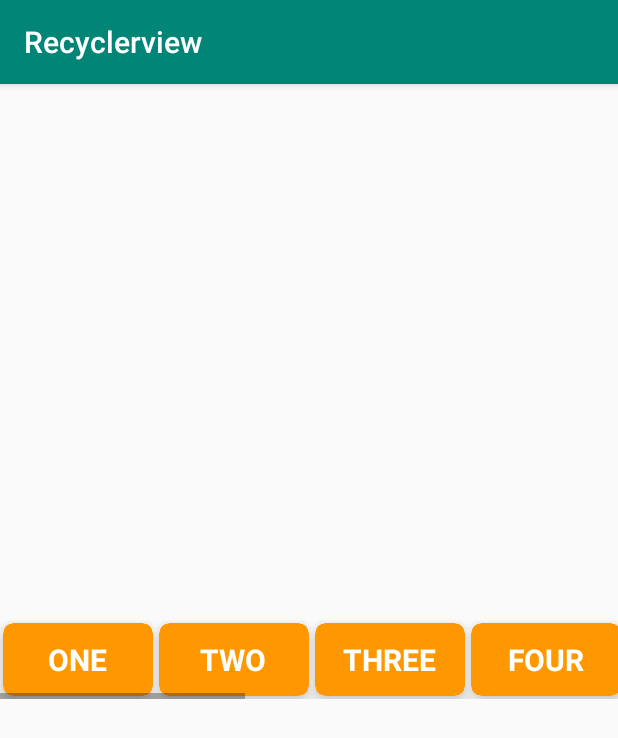
After one commit to faramarzaf/RecyclerViewPack, an Android app: the HorizontalActivity screen opened directly, with no data from a screen before it, on a phone screen of 412 x 824 dp. The commit adds this screen. Shown: the top 738 px of the screen. Run offline under Robolectric (Android 15) with nearby library versions, the phone set to English and light mode, and no system bars.

Commit message:
horizontal recycler added

```diff
--- a/app/src/main/AndroidManifest.xml
+++ b/app/src/main/AndroidManifest.xml
@@ -3,8 +3,7 @@
     xmlns:tools="http://schemas.android.com/tools"
     package="com.faramarz.tictacdev.recyclerview">
 
-    <uses-permission android:name="android.permission.INTERNET"/>
-
+    <uses-permission android:name="android.permission.INTERNET" />
 
     <application
         android:allowBackup="true"
@@ -14,13 +13,8 @@
         android:supportsRtl="true"
         android:theme="@style/AppTheme"
         tools:ignore="GoogleAppIndexingWarning">
-
-
-
-
-
-
-        <activity android:name=".image_recycler.ImageRecycler"></activity>
+        <activity android:name=".horizontal_recycler.HorizontalActivity"></activity>
+        <activity android:name=".image_recycler.ImageRecycler" />
         <activity android:name=".simple_recycler.SimpleRecycler" />
         <activity android:name=".MainActivity">
             <intent-filter>
--- a/app/src/main/java/com/faramarz/tictacdev/recyclerview/MainActivity.java
+++ b/app/src/main/java/com/faramarz/tictacdev/recyclerview/MainActivity.java
@@ -7,12 +7,13 @@ import android.os.Bundle;
 import android.view.View;
 import android.widget.Button;
 
+import com.faramarz.tictacdev.recyclerview.horizontal_recycler.HorizontalActivity;
 import com.faramarz.tictacdev.recyclerview.image_recycler.ImageRecycler;
 import com.faramarz.tictacdev.recyclerview.simple_recycler.SimpleRecycler;
 
 public class MainActivity extends AppCompatActivity implements View.OnClickListener {
 
-    Button btnSimple, btnWithImage , btnHorizontal;
+    Button btnSimple, btnWithImage, btnHorizontal;
 
     @Override
     protected void onCreate(Bundle savedInstanceState) {
@@ -20,9 +21,10 @@ public class MainActivity extends AppCompatActivity implements View.OnClickListe
         setContentView(R.layout.activity_main);
         btnSimple = findViewById(R.id.btnSimple);
         btnWithImage = findViewById(R.id.btnWithImage);
+        btnHorizontal = findViewById(R.id.btnHorizontal);
         btnSimple.setOnClickListener(this);
         btnWithImage.setOnClickListener(this);
-
+        btnHorizontal.setOnClickListener(this);
     }
 
 
@@ -36,6 +38,9 @@ public class MainActivity extends AppCompatActivity implements View.OnClickListe
             case R.id.btnWithImage:
                 startActivity(new Intent(MainActivity.this, ImageRecycler.class));
                 break;
+            case R.id.btnHorizontal:
+                startActivity(new Intent(MainActivity.this, HorizontalActivity.class));
+                break;
         }
     }
 
--- /dev/null
+++ b/app/src/main/java/com/faramarz/tictacdev/recyclerview/horizontal_recycler/HorizontalActivity.java
@@ -0,0 +1,95 @@
+package com.faramarz.tictacdev.recyclerview.horizontal_recycler;
+
+import androidx.appcompat.app.AppCompatActivity;
+import androidx.recyclerview.widget.LinearLayoutManager;
+import androidx.recyclerview.widget.RecyclerView;
+
+import android.os.Bundle;
+import android.view.GestureDetector;
+import android.view.MotionEvent;
+import android.view.View;
+import android.widget.Toast;
+
+import com.faramarz.tictacdev.recyclerview.R;
+
+import java.util.ArrayList;
+
+public class HorizontalActivity extends AppCompatActivity {
+
+    RecyclerView recyclerView;
+    ArrayList<String> Number;
+    RecyclerView.LayoutManager RecyclerViewLayoutManager;
+    RecyclerViewAdapter RecyclerViewHorizontalAdapter;
+    LinearLayoutManager HorizontalLayout;
+    View ChildView;
+    int RecyclerViewItemPosition;
+
+    @Override
+    protected void onCreate(Bundle savedInstanceState) {
+        super.onCreate(savedInstanceState);
+        setContentView(R.layout.activity_horizontal);
+        recyclerView = findViewById(R.id.recyclerview1);
+
+        RecyclerViewLayoutManager = new LinearLayoutManager(getApplicationContext());
+        recyclerView.setLayoutManager(RecyclerViewLayoutManager);
+
+        // Adding items to RecyclerView.
+        AddItemsToRecyclerViewArrayList();
+        RecyclerViewHorizontalAdapter = new RecyclerViewAdapter(Number);
+        HorizontalLayout = new LinearLayoutManager(HorizontalActivity.this, LinearLayoutManager.HORIZONTAL, false);
+        recyclerView.setLayoutManager(HorizontalLayout);
+        recyclerView.setAdapter(RecyclerViewHorizontalAdapter);
+
+        // Adding on item click listener to RecyclerView.
+        recyclerView.addOnItemTouchListener(new RecyclerView.OnItemTouchListener() {
+            GestureDetector gestureDetector = new GestureDetector(HorizontalActivity.this, new GestureDetector.SimpleOnGestureListener() {
+                @Override
+                public boolean onSingleTapUp(MotionEvent motionEvent) {
+                    return true;
+                }
+            });
+
+            @Override
+            public boolean onInterceptTouchEvent(RecyclerView Recyclerview, MotionEvent motionEvent) {
+                ChildView = Recyclerview.findChildViewUnder(motionEvent.getX(), motionEvent.getY());
+                if (ChildView != null && gestureDetector.onTouchEvent(motionEvent)) {
+                    //Getting clicked value.
+                    RecyclerViewItemPosition = Recyclerview.getChildAdapterPosition(ChildView);
+                    // Showing clicked item value on screen using toast message.
+                    Toast.makeText(HorizontalActivity.this, Number.get(RecyclerViewItemPosition), Toast.LENGTH_SHORT).show();
+                }
+                return false;
+            }
+
+            @Override
+            public void onTouchEvent(RecyclerView Recyclerview, MotionEvent motionEvent) {
+
+            }
+
+            @Override
+            public void onRequestDisallowInterceptTouchEvent(boolean disallowIntercept) {
+
+            }
+        });
+
+    }
+
+    // function to add items in RecyclerView.
+    public void AddItemsToRecyclerViewArrayList() {
+
+        Number = new ArrayList<>();
+        Number.add("ONE");
+        Number.add("TWO");
+        Number.add("THREE");
+        Number.add("FOUR");
+        Number.add("FIVE");
+        Number.add("SIX");
+        Number.add("SEVEN");
+        Number.add("EIGHT");
+        Number.add("NINE");
+        Number.add("TEN");
+
+    }
+
+
+}
--- /dev/null
+++ b/app/src/main/java/com/faramarz/tictacdev/recyclerview/horizontal_recycler/RecyclerViewAdapter.java
@@ -0,0 +1,61 @@
+package com.faramarz.tictacdev.recyclerview.horizontal_recycler;
+
+import android.view.LayoutInflater;
+import android.view.View;
+import android.view.ViewGroup;
+import android.widget.TextView;
+
+import androidx.recyclerview.widget.RecyclerView;
+
+import com.faramarz.tictacdev.recyclerview.R;
+
+import java.util.List;
+
+public class RecyclerViewAdapter extends RecyclerView.Adapter<RecyclerViewAdapter.MyView> {
+
+
+
+    private List<String> list;
+
+    public class MyView extends RecyclerView.ViewHolder {
+
+        public TextView textView;
+
+        public MyView(View view) {
+            super(view);
+
+            textView = (TextView) view.findViewById(R.id.textview1);
+
+        }
+
+    }
+
+
+
+    public RecyclerViewAdapter(List<String> horizontalList) {
+        this.list = horizontalList;
+    }
+
+    @Override
+    public MyView onCreateViewHolder(ViewGroup parent, int viewType) {
+
+        View itemView = LayoutInflater.from(parent.getContext()).inflate(R.layout.horizontal_item, parent, false);
+
+        return new MyView(itemView);
+    }
+
+    @Override
+    public void onBindViewHolder(final MyView holder, final int position) {
+
+        holder.textView.setText(list.get(position));
+
+    }
+
+    @Override
+    public int getItemCount() {
+        return list.size();
+    }
+
+
+
+}
--- /dev/null
+++ b/app/src/main/res/layout/activity_horizontal.xml
@@ -0,0 +1,18 @@
+<?xml version="1.0" encoding="utf-8"?>
+<RelativeLayout xmlns:android="http://schemas.android.com/apk/res/android"
+    xmlns:tools="http://schemas.android.com/tools"
+    android:layout_width="match_parent"
+    android:layout_height="match_parent"
+    tools:context=".MainActivity"
+    android:id="@+id/relativelayout1">
+
+    <androidx.recyclerview.widget.RecyclerView
+        android:id="@+id/recyclerview1"
+        android:scrollbars="horizontal"
+        android:layout_width="wrap_content"
+        android:layout_height="wrap_content"
+        android:layout_centerVertical="true"
+        android:layout_centerHorizontal="true" />
+
+
+</RelativeLayout>
--- /dev/null
+++ b/app/src/main/res/layout/horizontal_item.xml
@@ -0,0 +1,25 @@
+<?xml version="1.0" encoding="utf-8"?>
+<androidx.cardview.widget.CardView xmlns:android="http://schemas.android.com/apk/res/android"
+    xmlns:card_view="http://schemas.android.com/apk/res-auto"
+    android:id="@+id/cardview"
+    android:layout_width="100dp"
+    android:layout_height="wrap_content"
+    android:layout_margin="2dp"
+    card_view:cardBackgroundColor="#FF9800"
+    card_view:cardCornerRadius="7dp"
+    card_view:cardElevation="7dp"
+    card_view:contentPadding="7dp">
+
+
+    <TextView
+        android:id="@+id/textview1"
+        android:layout_width="wrap_content"
+        android:layout_height="wrap_content"
+        android:layout_gravity="center"
+        android:layout_marginTop="3dp"
+        android:layout_marginBottom="3dp"
+        android:textColor="#fff"
+        android:textSize="20dp"
+        android:textStyle="bold" />
+
+</androidx.cardview.widget.CardView>
```
